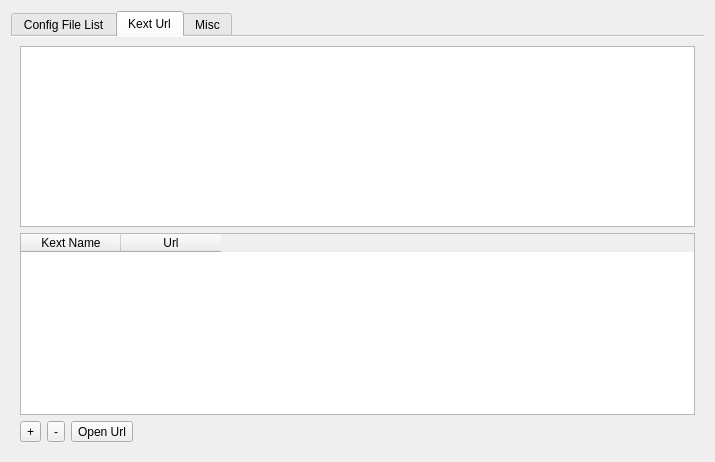
Qt form dlgdatabase.ui (ic005k/OCAuxiliaryTools) before a commit.
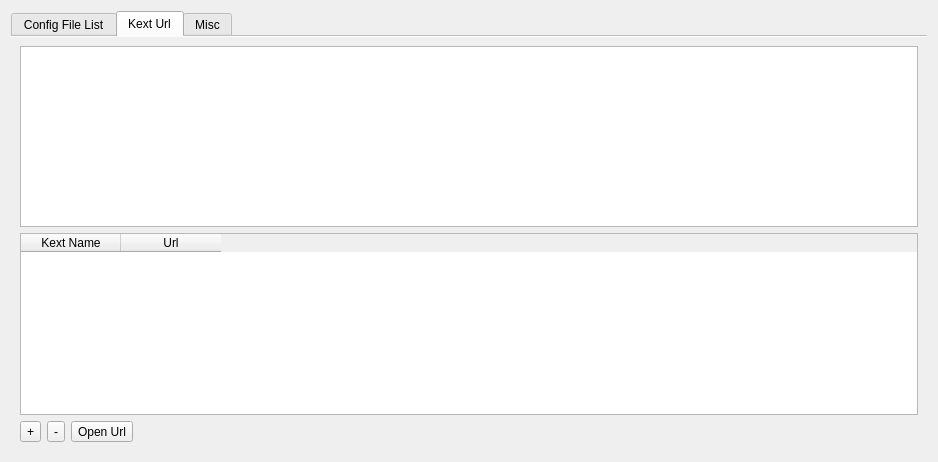
The same form after that commit. The open tabs and pages were chosen to show the change. Icons and pictures are not drawn.

```diff
--- a/dlgdatabase.ui
+++ b/dlgdatabase.ui
@@ -6,7 +6,7 @@
    <rect>
     <x>0</x>
     <y>0</y>
-    <width>715</width>
+    <width>938</width>
     <height>462</height>
    </rect>
   </property>
@@ -132,8 +132,8 @@
           <string>&lt;!DOCTYPE HTML PUBLIC &quot;-//W3C//DTD HTML 4.0//EN&quot; &quot;http://www.w3.org/TR/REC-html40/strict.dtd&quot;&gt;
 &lt;html&gt;&lt;head&gt;&lt;meta name=&quot;qrichtext&quot; content=&quot;1&quot; /&gt;&lt;style type=&quot;text/css&quot;&gt;
 p, li { white-space: pre-wrap; }
-&lt;/style&gt;&lt;/head&gt;&lt;body style=&quot; font-family:'.AppleSystemUIFont'; font-size:13pt; font-weight:400; font-style:normal;&quot;&gt;
-&lt;p style=&quot;-qt-paragraph-type:empty; margin-top:0px; margin-bottom:0px; margin-left:0px; margin-right:0px; -qt-block-indent:0; text-indent:0px; font-family:'SimSun'; font-size:9pt;&quot;&gt;&lt;br /&gt;&lt;/p&gt;&lt;/body&gt;&lt;/html&gt;</string>
+&lt;/style&gt;&lt;/head&gt;&lt;body style=&quot; font-family:'SimSun'; font-size:9pt; font-weight:400; font-style:normal;&quot;&gt;
+&lt;p style=&quot;-qt-paragraph-type:empty; margin-top:0px; margin-bottom:0px; margin-left:0px; margin-right:0px; -qt-block-indent:0; text-indent:0px;&quot;&gt;&lt;br /&gt;&lt;/p&gt;&lt;/body&gt;&lt;/html&gt;</string>
          </property>
         </widget>
        </item>
```
Left out of the diff: 2 changed lines with no effect on the pictures.
